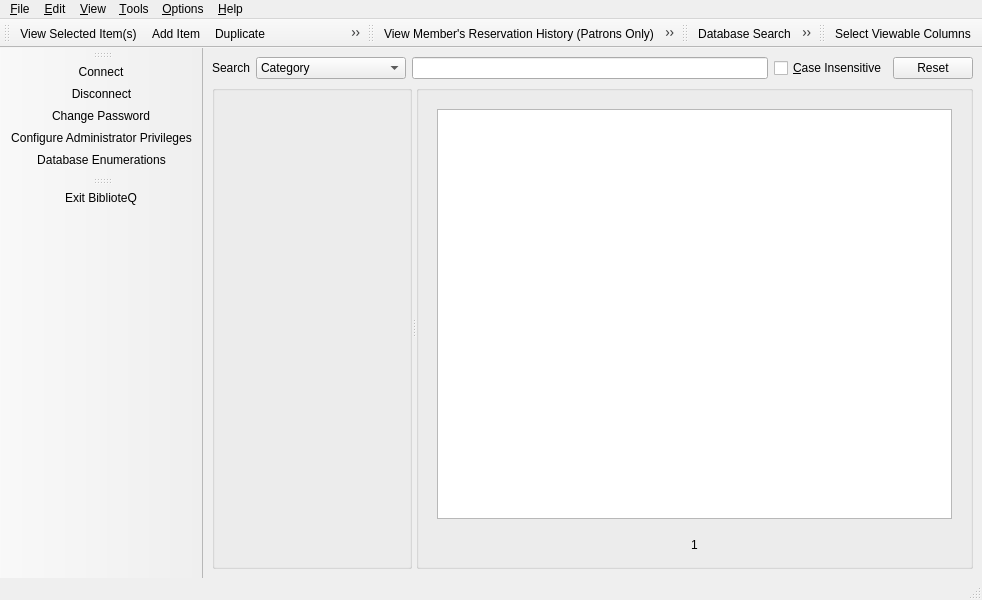
The window that UI/biblioteq_mainwindow.ui (textbrowser/biblioteq) describes before a commit, drawn with Qt 5.
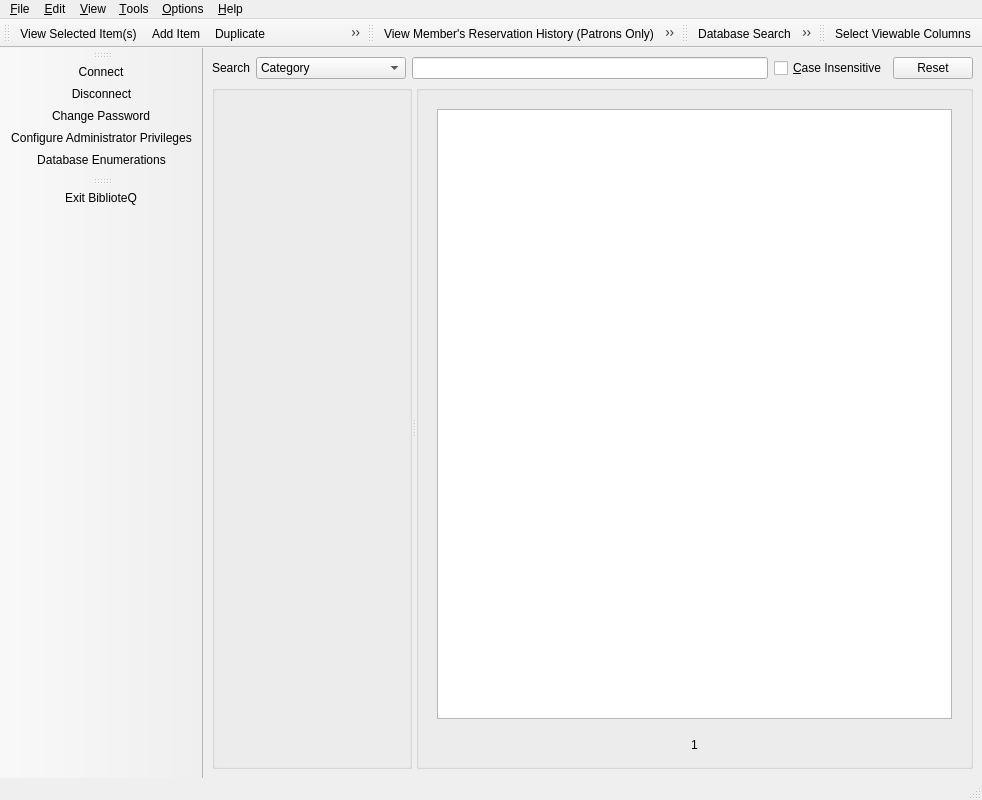
The same window after the commit. Icons and pictures are not drawn. Custom widgets are drawn as their Qt base class.

What changed in the file:
```diff
--- a/UI/biblioteq_mainwindow.ui
+++ b/UI/biblioteq_mainwindow.ui
@@ -7,7 +7,7 @@
     <x>0</x>
     <y>0</y>
     <width>800</width>
-    <height>600</height>
+    <height>800</height>
    </rect>
   </property>
   <property name="windowTitle">
@@ -114,7 +114,7 @@
           <x>0</x>
           <y>0</y>
           <width>200</width>
-          <height>256</height>
+          <height>340</height>
          </rect>
         </property>
         <layout class="QVBoxLayout" name="verticalLayout_7">
```
Left out of the diff: 2 changed lines with no effect on the pictures.
